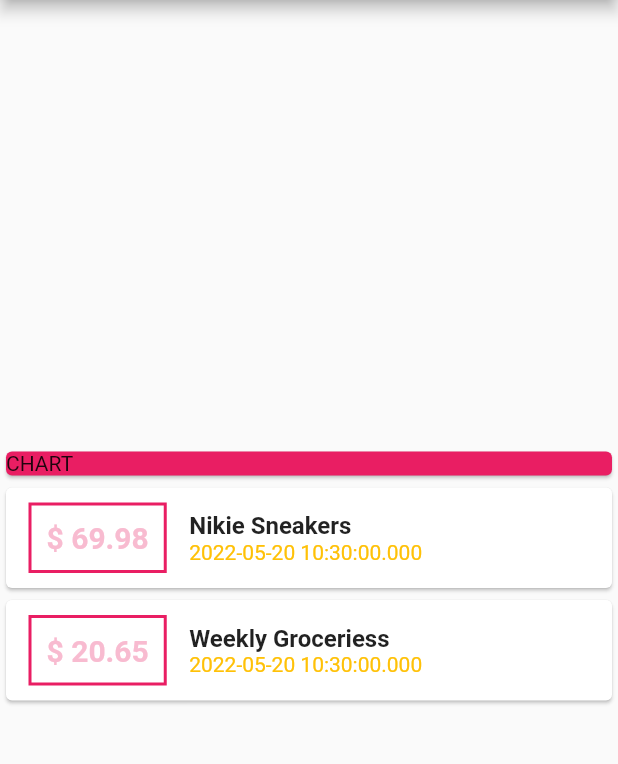
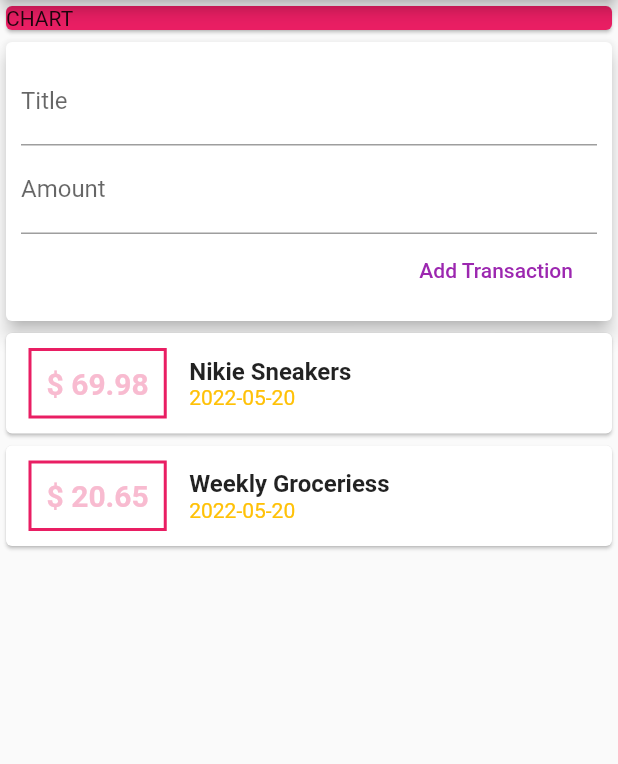
Before and after one commit to shima93/flutter_project, a Flutter app: the screen it shows after launch, on a phone screen of 412 x 824 dp, the part 84-848 px from its top. Run offline on Flutter 3.47's test engine with Material 2 defaults, Android fonts, the phone set to English and light mode, and no system bars.

Commit message:
adding user input

```diff
--- a/lib/main.dart
+++ b/lib/main.dart
@@ -1,5 +1,6 @@
 import 'package:flutter/material.dart';
 import './transaction.dart';
+import 'package:intl/intl.dart';
 
 void main() => runApp(MyApp());
 
@@ -23,6 +24,9 @@ class MyHomePage extends StatelessWidget {
         amount: 20.65,
         date: DateTime.now())
   ];
+  String titleInput;
+  String amountInput;
+
   @override
   Widget build(BuildContext context) {
     return Scaffold(
@@ -31,7 +35,7 @@ class MyHomePage extends StatelessWidget {
       ),
       body: Center(
         child: Column(
-            mainAxisAlignment: MainAxisAlignment.center,
+            // mainAxisAlignment: MainAxisAlignment.center,
             crossAxisAlignment: CrossAxisAlignment.stretch,
             children: <Widget>[
               Container(
@@ -39,6 +43,36 @@ class MyHomePage extends StatelessWidget {
                 child: Card(
                   color: Colors.pink,
                   child: Text('CHART'),
+                ),
+              ),
+              Card(
+                elevation: 5,
+                child: Container(
+                  padding: EdgeInsets.all(10),
+                  child: Column(
+                    crossAxisAlignment: CrossAxisAlignment.end,
+                    children: <Widget>[
+                      TextField(
+                        decoration: InputDecoration(labelText: 'Title'),
+                        onChanged: (val) {
+                          titleInput = val;
+                        },
+                      ),
+                      TextField(
+                        decoration: InputDecoration(labelText: 'Amount'),
+                        onChanged: (val) {
+                          amountInput = val;
+                        },
+                      ),
+                      FlatButton(
+                        child: Text('Add Transaction'),
+                        textColor: Colors.purple,
+                        onPressed: () {
+                          print(titleInput + amountInput);
+                        },
+                      )
+                    ],
+                  ),
                 ),
               ),
               Column(
@@ -71,7 +105,7 @@ class MyHomePage extends StatelessWidget {
                                 fontWeight: FontWeight.bold, fontSize: 16),
                           ),
                           Text(
-                            tx.date.toString(),
+                            DateFormat('yyyy-MM-dd').format(tx.date),
                             style: TextStyle(color: Colors.amber),
                           ),
                         ],
--- a/pubspec.yaml
+++ b/pubspec.yaml
@@ -3,7 +3,7 @@ description: A new Flutter project.
 
 # The following line prevents the package from being accidentally published to
 # pub.dev using `pub publish`. This is preferred for private packages.
-publish_to: 'none' # Remove this line if you wish to publish to pub.dev
+publish_to: "none" # Remove this line if you wish to publish to pub.dev
 
 # The following defines the version and build number for your application.
 # A version number is three numbers separated by dots, like 1.2.43
@@ -23,7 +23,7 @@ environment:
 dependencies:
   flutter:
     sdk: flutter
-
+  intl: ^0.17.0
 
   # The following adds the Cupertino Icons font to your application.
   # Use with the CupertinoIcons class for iOS style icons.
@@ -38,7 +38,6 @@ dev_dependencies:
 
 # The following section is specific to Flutter.
 flutter:
-
   # The following line ensures that the Material Icons font is
   # included with your application, so that you can use the icons in
   # the material Icons class.
```
Also changed, not shown: pubspec.lock.
